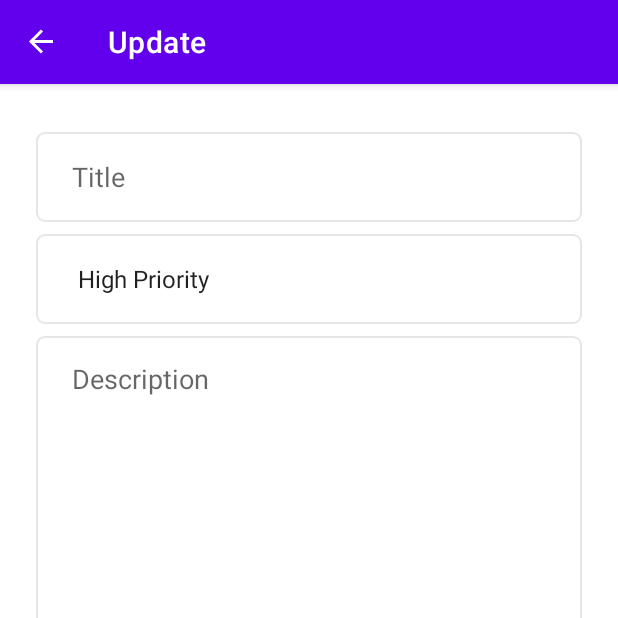
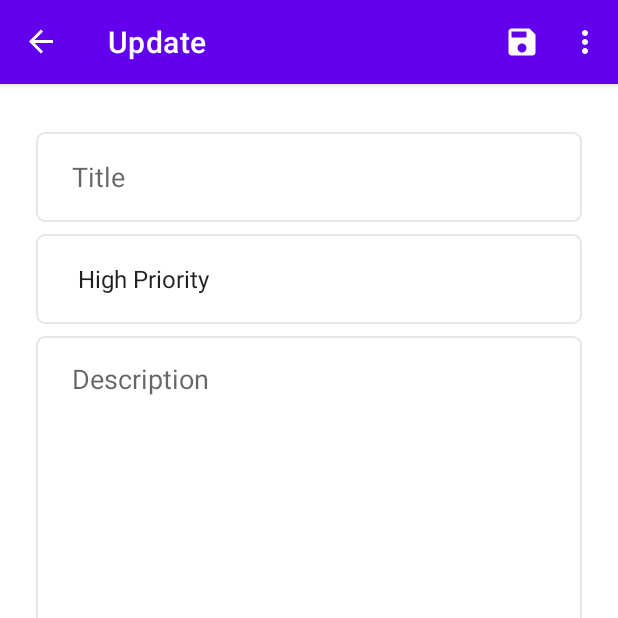
Before and after one commit to Melansia/CleanTODO, an Android app: the UpdateFragment screen opened through its navigation route, on a phone screen of 412 x 824 dp, the top half of it. Run offline under Robolectric (Android 15) with nearby library versions, the phone set to English and light mode, and no system bars; our stand-ins replace navigation-ui.

Commit message:
creating a menu for the UpdateFragment

```diff
--- a/app/src/main/java/com/example/todoappclean/fragments/update/UpdateFragment.kt
+++ b/app/src/main/java/com/example/todoappclean/fragments/update/UpdateFragment.kt
@@ -1,10 +1,9 @@
 package com.example.todoappclean.fragments.update
 
 import android.os.Bundle
+import android.view.*
 import androidx.fragment.app.Fragment
-import android.view.LayoutInflater
-import android.view.View
-import android.view.ViewGroup
+import androidx.fragment.app.setFragmentResult
 import com.example.todoappclean.R
 
 class UpdateFragment : Fragment() {
@@ -13,8 +12,14 @@ class UpdateFragment : Fragment() {
         inflater: LayoutInflater, container: ViewGroup?,
         savedInstanceState: Bundle?
     ): View? {
+        // Set Menu
+        setHasOptionsMenu(true)
         // Inflate the layout for this fragment
         return inflater.inflate(R.layout.fragment_update, container, false)
     }
 
+    override fun onCreateOptionsMenu(menu: Menu, inflater: MenuInflater) {
+        inflater.inflate(R.menu.update_fragment_menu, menu)
+    }
+
 }
--- /dev/null
+++ b/app/src/main/res/drawable/ic_save.xml
@@ -0,0 +1,5 @@
+<vector android:height="24dp" android:tint="#000000"
+    android:viewportHeight="24" android:viewportWidth="24"
+    android:width="24dp" xmlns:android="http://schemas.android.com/apk/res/android">
+    <path android:fillColor="@android:color/white" android:pathData="M17,3L5,3c-1.11,0 -2,0.9 -2,2v14c0,1.1 0.89,2 2,2h14c1.1,0 2,-0.9 2,-2L21,7l-4,-4zM12,19c-1.66,0 -3,-1.34 -3,-3s1.34,-3 3,-3 3,1.34 3,3 -1.34,3 -3,3zM15,9L5,9L5,5h10v4z"/>
+</vector>
--- /dev/null
+++ b/app/src/main/res/menu/update_fragment_menu.xml
@@ -0,0 +1,16 @@
+<?xml version="1.0" encoding="utf-8"?>
+<menu xmlns:android="http://schemas.android.com/apk/res/android"
+    xmlns:app="http://schemas.android.com/apk/res-auto">
+
+    <item
+        android:id="@+id/menu_save"
+        android:title="@string/add_fragment_menu_save"
+        android:icon="@drawable/ic_save"
+        app:iconTint="@color/white"
+        app:showAsAction="ifRoom"/>
+
+    <item
+        android:id="@+id/menu_delete"
+        android:title="@string/update_fragment_menu_delete"
+        app:showAsAction="never"/>
+</menu>
--- a/app/src/main/res/values/strings.xml
+++ b/app/src/main/res/values/strings.xml
@@ -12,6 +12,8 @@
     <string name="list_fragment_menu_priority_low">Priority Low</string>
     <string name="delete_all">Delete All</string>
     <string name="add_fragment_menu_add">Add</string>
+    <string name="add_fragment_menu_save">Save</string>
+    <string name="update_fragment_menu_delete">Delete</string>
 
     <string-array name="priorities">
         <item>High Priority</item>
```
